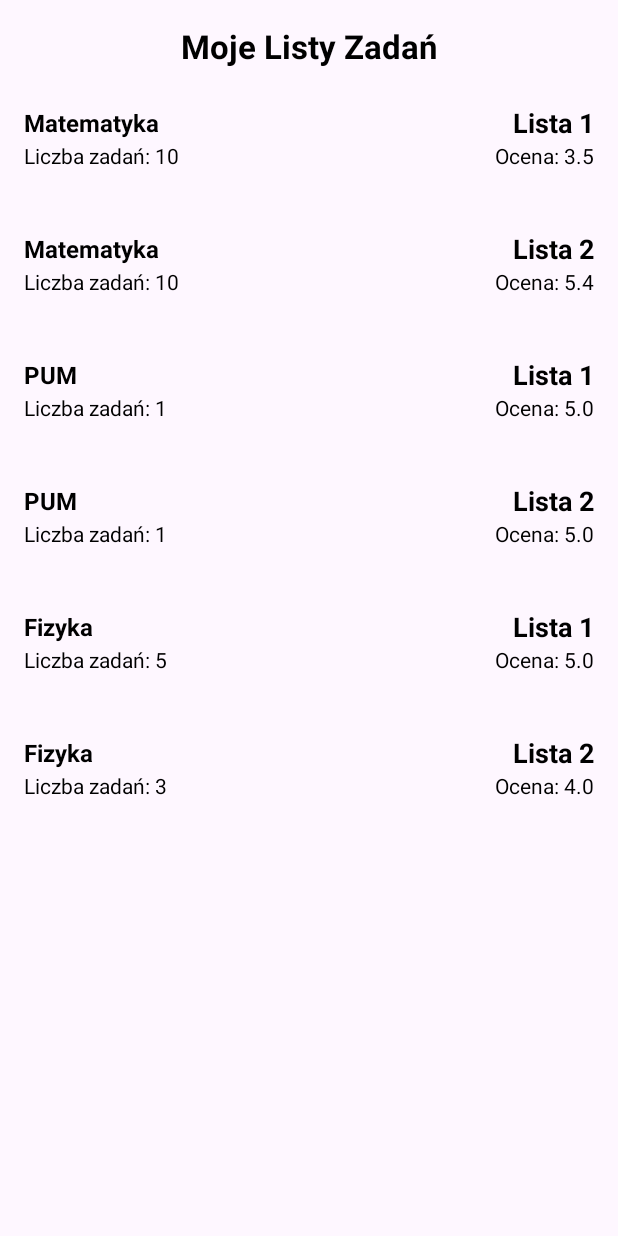
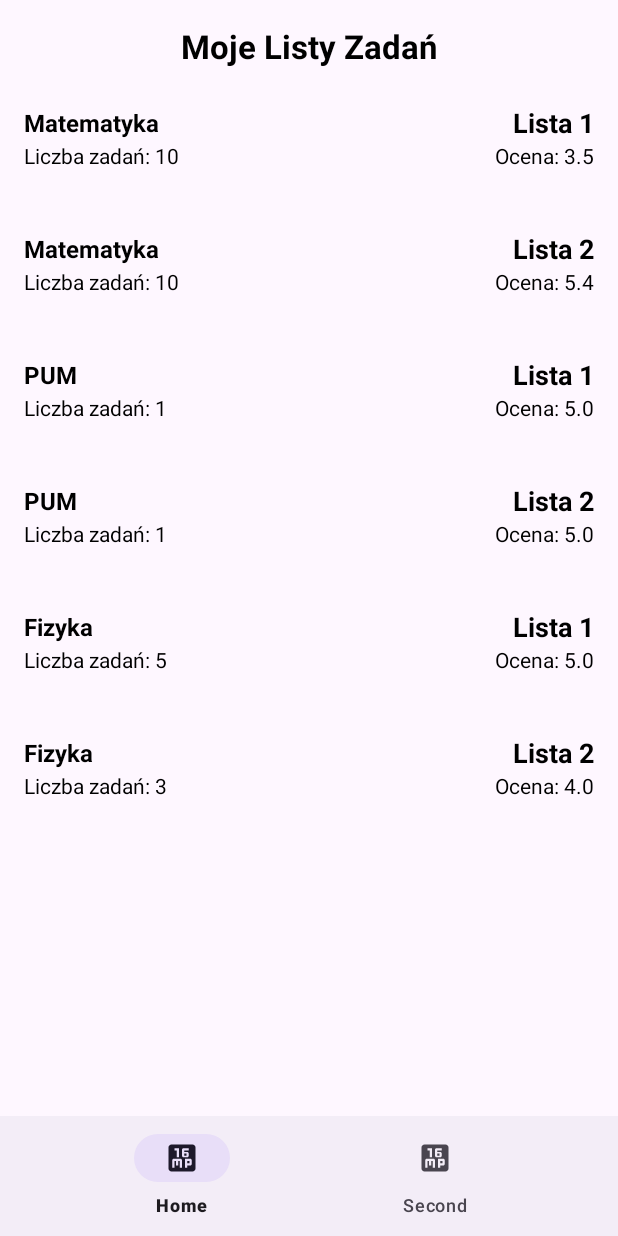
Before and after one commit to MrCarrot102/Programowanie-urz-dze-mobilnych, an Android app: the screen it shows after launch (MainActivity), on a phone screen of 412 x 824 dp. Run offline under Robolectric (Android 15) with nearby library versions, the phone set to English and light mode, and no system bars; our stand-ins replace navigation-ui.

Commit message:
dodanie 2 fragmentu oraz bottom navigation

```diff
--- a/Lista 3/app/build.gradle.kts
+++ b/Lista 3/app/build.gradle.kts
@@ -32,11 +32,12 @@ android {
 }
 
 dependencies {
-
     implementation(libs.appcompat)
     implementation(libs.material)
     implementation(libs.activity)
     implementation(libs.constraintlayout)
+    implementation(libs.navigation.fragment)
+    implementation(libs.navigation.ui)
     testImplementation(libs.junit)
     androidTestImplementation(libs.ext.junit)
     androidTestImplementation(libs.espresso.core)
--- a/Lista 3/app/src/main/java/com/example/lista_3_pum/MainActivity.java
+++ b/Lista 3/app/src/main/java/com/example/lista_3_pum/MainActivity.java
@@ -2,22 +2,32 @@ package com.example.lista_3_pum;
 
 import android.os.Bundle;
 import androidx.appcompat.app.AppCompatActivity;
-import androidx.fragment.app.FragmentTransaction;
+import androidx.navigation.NavController;
+import androidx.navigation.fragment.NavHostFragment;
+import androidx.navigation.ui.NavigationUI;
+
+import com.google.android.material.bottomnavigation.BottomNavigationView;
 
 public class MainActivity extends AppCompatActivity {
+
+    private NavController navController;
 
     @Override
     protected void onCreate(Bundle savedInstanceState) {
         super.onCreate(savedInstanceState);
         setContentView(R.layout.activity_main);
 
-        // Sprawdź, czy fragment już został dodany
-        if (savedInstanceState == null) {
-            // Dodaj TaskListFragment do kontenera
-            E1Fragment taskListFragment = new E1Fragment();
-            FragmentTransaction transaction = getSupportFragmentManager().beginTransaction();
-            transaction.replace(R.id.fragment_container, taskListFragment);
-            transaction.commit();
+
+        NavHostFragment navHostFragment = (NavHostFragment) getSupportFragmentManager().findFragmentById(R.id.fragmentContainerView);
+
+        if (navHostFragment != null) {
+            navController = NavHostFragment.findNavController(navHostFragment);
         }
+
+        BottomNavigationView bottomNavigationView = findViewById(R.id.bottom_navigation);
+        NavigationUI.setupWithNavController(bottomNavigationView, navController);
+
     }
+
+
 }
--- /dev/null
+++ b/Lista 3/app/src/main/res/drawable/baseline_16mp_24.xml
@@ -0,0 +1,5 @@
+<vector xmlns:android="http://schemas.android.com/apk/res/android" android:height="24dp" android:tint="#000000" android:viewportHeight="24" android:viewportWidth="24" android:width="24dp">
+
+    <path android:fillColor="@android:color/white" android:pathData="M13.5,9L15,9v1.5h-1.5zM19,3L5,3c-1.1,0 -2,0.9 -2,2v14c0,1.1 0.9,2 2,2h14c1.1,0 2,-0.9 2,-2L21,5c0,-1.1 -0.9,-2 -2,-2zM12,18.5h-1.5L10.5,14h-1v3L8,17v-3L7,14v4.5L5.5,18.5v-5c0,-0.55 0.45,-1 1,-1L11,12.5c0.55,0 1,0.45 1,1v5zM15.5,18.5L14,18.5v-6h3.5c0.55,0 1,0.45 1,1L18.5,16c0,0.55 -0.45,1 -1,1h-2v1.5zM10,5.5v6L8.5,11.5L8.5,7L7,7L7,5.5h3zM13,11.5c-0.55,0 -1,-0.45 -1,-1v-4c0,-0.55 0.45,-1 1,-1h3.5L16.5,7h-3v1h2c0.55,0 1,0.45 1,1v1.5c0,0.55 -0.45,1 -1,1L13,11.5zM15.5,14L17,14v1.5h-1.5z"/>
+
+</vector>
--- a/Lista 3/app/src/main/res/drawable/rounded_background.xml
+++ /dev/null
@@ -1,5 +0,0 @@
-<?xml version="1.0" encoding="utf-8"?>
-<shape xmlns:android="http://schemas.android.com/apk/res/android">
-    <solid android:color="#f2f2f2"/> <!-- Kolor tła, jasny beżowy -->
-    <corners android:radius="16dp"/>  <!-- Zaokrąglone rogi -->
-</shape>
--- a/Lista 3/app/src/main/res/layout/activity_main.xml
+++ b/Lista 3/app/src/main/res/layout/activity_main.xml
@@ -1,19 +1,32 @@
 <?xml version="1.0" encoding="utf-8"?>
-<androidx.constraintlayout.widget.ConstraintLayout xmlns:android="http://schemas.android.com/apk/res/android"
+<LinearLayout xmlns:android="http://schemas.android.com/apk/res/android"
     xmlns:app="http://schemas.android.com/apk/res-auto"
     xmlns:tools="http://schemas.android.com/tools"
+    android:id="@+id/main"
     android:layout_width="match_parent"
     android:layout_height="match_parent"
+    android:orientation="vertical"
     tools:context=".MainActivity">
 
-    <!-- Kontener dla fragmentu -->
-    <FrameLayout
-        android:id="@+id/fragment_container"
+    <androidx.fragment.app.FragmentContainerView
+        android:id="@+id/fragmentContainerView"
+        android:name="androidx.navigation.fragment.NavHostFragment"
         android:layout_width="match_parent"
-        android:layout_height="match_parent"
+        android:layout_height="0dp"
+        app:defaultNavHost="true"
+        app:layout_constraintBottom_toBottomOf="parent"
+        app:layout_constraintEnd_toEndOf="parent"
+        app:layout_constraintStart_toStartOf="parent"
         app:layout_constraintTop_toTopOf="parent"
-        app:layout_constraintBottom_toBottomOf="parent"
-        app:layout_constraintStart_toStartOf="parent"
-        app:layout_constraintEnd_toEndOf="parent"/>
+        app:navGraph="@navigation/navigation"
+        android:layout_weight="1"/>
 
-</androidx.constraintlayout.widget.ConstraintLayout>
+    <com.google.android.material.bottomnavigation.BottomNavigationView
+        android:id="@+id/bottom_navigation"
+        android:layout_width="match_parent"
+        android:layout_height="wrap_content"
+        app:menu="@menu/bottom_nav_menu" >
+
+    </com.google.android.material.bottomnavigation.BottomNavigationView>
+
+</LinearLayout>
--- /dev/null
+++ b/Lista 3/app/src/main/res/menu/bottom_nav_menu.xml
@@ -0,0 +1,17 @@
+<?xml version="1.0" encoding="utf-8"?>
+<menu xmlns:android="http://schemas.android.com/apk/res/android">
+    <item
+        android:id="@id/fragment1"
+        android:icon="@drawable/baseline_16mp_24"
+        android:title="Home">
+
+    </item>
+
+    <item
+        android:id="@id/fragment2"
+        android:icon="@drawable/baseline_16mp_24"
+        android:title="Second">
+
+    </item>
+
+</menu>
--- /dev/null
+++ b/Lista 3/app/src/main/res/navigation/navigation.xml
@@ -0,0 +1,32 @@
+<?xml version="1.0" encoding="utf-8"?>
+<navigation xmlns:android="http://schemas.android.com/apk/res/android"
+    xmlns:app="http://schemas.android.com/apk/res-auto"
+    xmlns:tools="http://schemas.android.com/tools"
+    android:id="@+id/navigation"
+    app:startDestination="@id/fragment1">
+
+    <fragment
+        android:id="@+id/fragment1"
+        android:name="com.example.lista_3_pum.E1Fragment"
+        android:label="fragment_a"
+        tools:layout="@layout/fragment_e1" >
+        <action
+            android:id="@+id/action_fragment1_to_fragment2"
+            app:destination="@id/fragment2" >
+            <argument android:name="value"
+                app:argType="integer">
+            </argument>
+        </action>
+    </fragment>
+
+    <fragment
+        android:id="@+id/fragment2"
+        android:name="com.example.lista_3_pum.E2Fragment"
+        android:label="fragment_b"
+        tools:layout="@layout/fragment_e2" >
+        <action
+            android:id="@+id/action_fragment2_to_fragment1"
+            app:destination="@id/fragment1" />
+    </fragment>
+
+</navigation>
--- a/Lista 3/gradle/libs.versions.toml
+++ b/Lista 3/gradle/libs.versions.toml
@@ -7,6 +7,8 @@ appcompat = "1.7.0"
 material = "1.12.0"
 activity = "1.9.3"
 constraintlayout = "2.2.0"
+navigationFragment = "2.8.4"
+navigationUi = "2.8.4"
 
 [libraries]
 junit = { group = "junit", name = "junit", version.ref = "junit" }
@@ -16,6 +18,8 @@ appcompat = { group = "androidx.appcompat", name = "appcompat", version.ref = "a
 material = { group = "com.google.android.material", name = "material", version.ref = "material" }
 activity = { group = "androidx.activity", name = "activity", version.ref = "activity" }
 constraintlayout = { group = "androidx.constraintlayout", name = "constraintlayout", version.ref = "constraintlayout" }
+navigation-fragment = { group = "androidx.navigation", name = "navigation-fragment", version.ref = "navigationFragment" }
+navigation-ui = { group = "androidx.navigation", name = "navigation-ui", version.ref = "navigationUi" }
 
 [plugins]
 android-application = { id = "com.android.application", version.ref = "agp" }
```
Also changed, not shown: Lista 3/app/src/main/java/com/example/lista_3_pum/E2Fragment.java (added, +53 -0 lines), Lista 3/app/src/main/java/com/example/lista_3_pum/Subject.java (added, +35 -0 lines), Lista 3/app/src/main/res/drawable/item_background.xml (added, +7 -0 lines), Lista 3/app/src/main/res/layout/fragment_e2.xml (added, +23 -0 lines).
